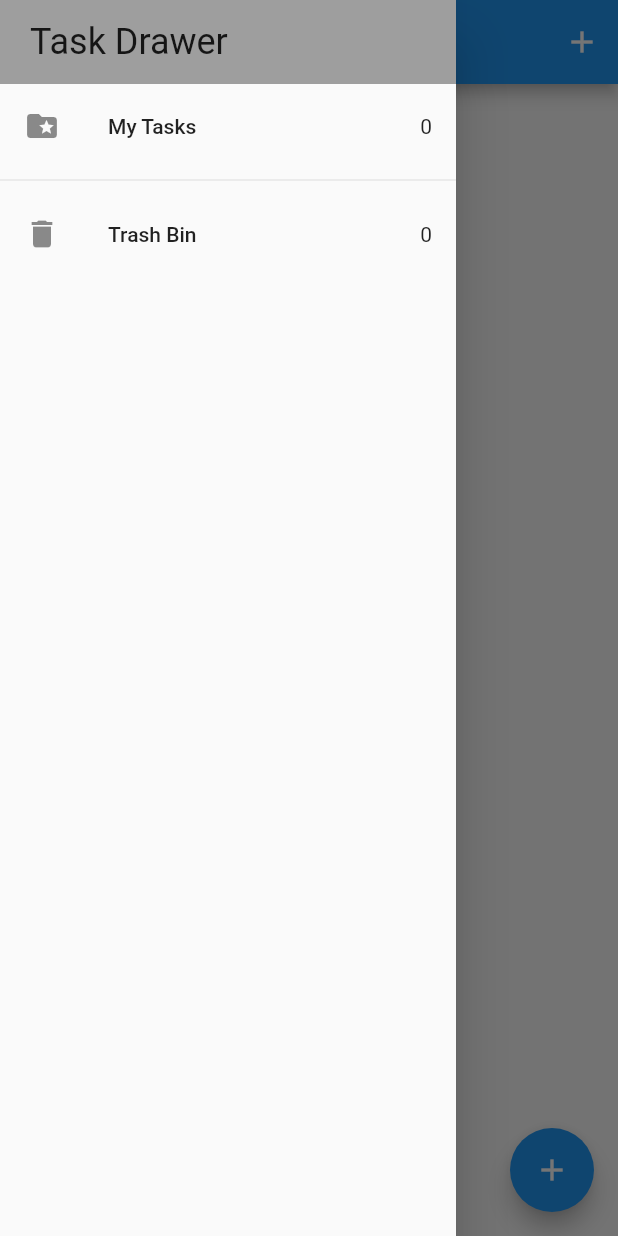
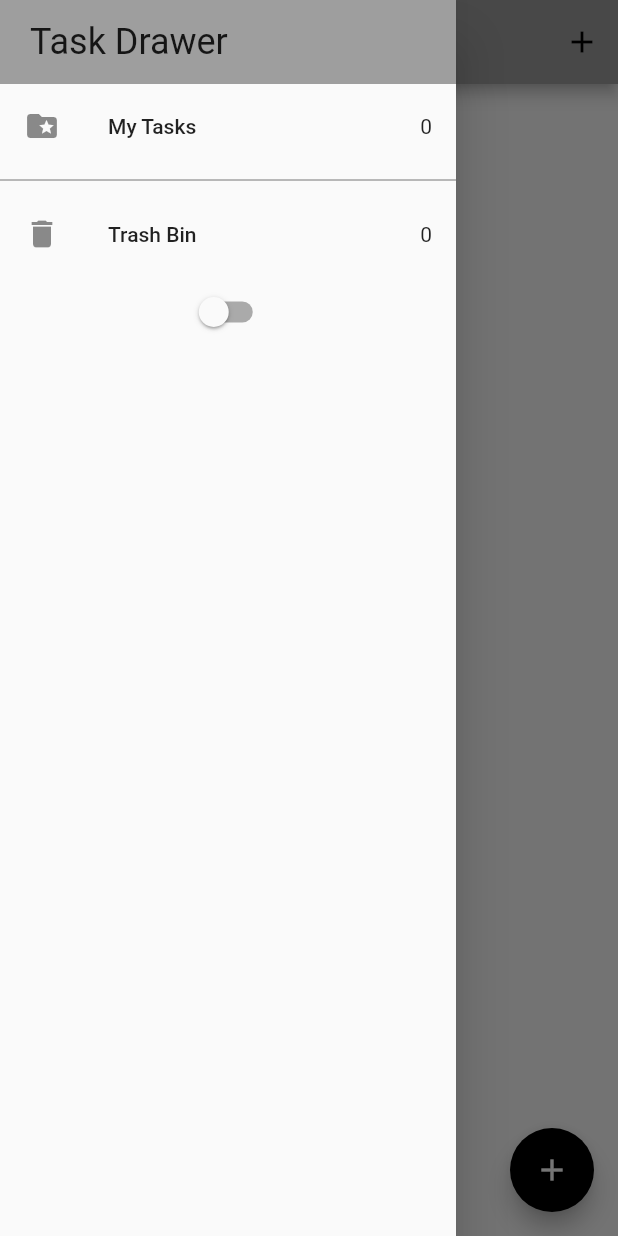
Before and after one commit to Caio1705/Flutter_tasks_app_bloc, a Flutter app: the screen it shows after launch, with the side drawer open, on a phone screen of 412 x 824 dp. Run offline on Flutter 3.47's test engine with Material 2 defaults, Android fonts, the light colour scheme and no system bars; our stand-ins replace equatable, flutter_bloc, hydrated_bloc.

Commit message:
theme and fixed tasks bugs

```diff
--- a/lib/blocs/bloc_exports.dart
+++ b/lib/blocs/bloc_exports.dart
@@ -1,3 +1,4 @@
 export './tasks/tasks_bloc.dart';
+export './switch/switch_bloc.dart';
 export 'package:flutter_bloc/flutter_bloc.dart';
 export 'package:hydrated_bloc/hydrated_bloc.dart';
--- /dev/null
+++ b/lib/blocs/switch/switch_bloc.dart
@@ -0,0 +1,30 @@
+import 'package:equatable/equatable.dart';
+import 'package:flutter_tasks_app_bloc/blocs/bloc_exports.dart';
+
+part 'switch_event.dart';
+part 'switch_state.dart';
+
+class SwitchBloc extends HydratedBloc<SwitchEvent, SwitchState> {
+  SwitchBloc() : super(const SwitchInitial(switchValue: false)) {
+    on<SwitchOnEvent>((event, emit) {
+      emit(
+        const SwitchState(switchValue: true),
+      );
+    });
+    on<SwitchOffEvent>((event, emit) {
+      emit(
+        const SwitchState(switchValue: false),
+      );
+    });
+  }
+
+  @override
+  SwitchState? fromJson(Map<String, dynamic> json) {
+    return SwitchState.fromMap(json);
+  }
+
+  @override
+  Map<String, dynamic>? toJson(SwitchState state) {
+    return state.toMap();
+  }
+}
--- /dev/null
+++ b/lib/blocs/switch/switch_event.dart
@@ -0,0 +1,12 @@
+part of 'switch_bloc.dart';
+
+abstract class SwitchEvent extends Equatable {
+  const SwitchEvent();
+
+  @override
+  List<Object> get props => [];
+}
+
+class SwitchOnEvent extends SwitchEvent {}
+
+class SwitchOffEvent extends SwitchEvent {}
--- /dev/null
+++ b/lib/blocs/switch/switch_state.dart
@@ -0,0 +1,25 @@
+part of 'switch_bloc.dart';
+
+class SwitchState extends Equatable {
+  final bool switchValue;
+  const SwitchState({required this.switchValue});
+
+  @override
+  List<Object> get props => [switchValue];
+
+  Map<String, dynamic> toMap() {
+    return {
+      'switchValue': switchValue,
+    };
+  }
+
+  factory SwitchState.fromMap(Map<String, dynamic> map) {
+    return SwitchState(
+      switchValue: map['switchValue'] ?? false,
+    );
+  }
+}
+
+class SwitchInitial extends SwitchState {
+  const SwitchInitial({required super.switchValue});
+}
--- a/lib/main.dart
+++ b/lib/main.dart
@@ -1,4 +1,5 @@
 import 'package:flutter/material.dart';
+import 'package:flutter_tasks_app_bloc/services/app_theme.dart';
 import 'package:path_provider/path_provider.dart';
 import 'blocs/bloc_exports.dart';
 import 'screens/tasks_screen.dart';
@@ -22,16 +23,23 @@
   // This widget is the root of your application.
   @override
   Widget build(BuildContext context) {
-    return BlocProvider(
-      create: (context) => TasksBloc(),
-      child: MaterialApp(
-        debugShowCheckedModeBanner: false,
-        title: 'Flutter Tasks App',
-        theme: ThemeData(
-          primarySwatch: Colors.blue,
-        ),
-        home: const TasksScreen(),
-        onGenerateRoute: appRouter.onGenerateRoute,
+    return MultiBlocProvider(
+      providers: [
+        BlocProvider(create: (context) => TasksBloc()),
+        BlocProvider(create: (context) => SwitchBloc()),
+      ],
+      child: BlocBuilder<SwitchBloc, SwitchState>(
+        builder: (context, state) {
+          return MaterialApp(
+            debugShowCheckedModeBanner: false,
+            title: 'Flutter Tasks App',
+            theme: state.switchValue
+                ? AppThemes.appThemeData[AppTheme.darkTheme]
+                : AppThemes.appThemeData[AppTheme.lightTheme],
+            home: const TasksScreen(),
+            onGenerateRoute: appRouter.onGenerateRoute,
+          );
+        },
       ),
     );
   }
--- a/lib/screens/app_drawer.dart
+++ b/lib/screens/app_drawer.dart
@@ -33,8 +33,8 @@
                     leading: const Icon(Icons.folder_special),
                     title: const Text('My Tasks'),
                     trailing: Text('${state.allTasks.length}'),
-                    onTap: () =>
-                        Navigator.of(context).pushNamed(TasksScreen.id),
+                    onTap: () => Navigator.of(context)
+                        .pushReplacementNamed(TasksScreen.id),
                   );
                 },
               ),
@@ -45,10 +45,23 @@
                     leading: const Icon(Icons.delete),
                     title: const Text('Trash Bin'),
                     trailing: Text('${state.removedTasks.length}'),
-                    onTap: () => Navigator.of(context).pushNamed(RecycleBin.id),
+                    onTap: () => Navigator.of(context)
+                        .pushReplacementNamed(RecycleBin.id),
                   );
                 },
               ),
+              BlocBuilder<SwitchBloc, SwitchState>(
+                builder: (context, state) {
+                  return Switch(
+                    value: state.switchValue,
+                    onChanged: (newValue) {
+                      newValue
+                          ? context.read<SwitchBloc>().add(SwitchOnEvent())
+                          : context.read<SwitchBloc>().add(SwitchOffEvent());
+                    },
+                  );
+                },
+              )
             ],
           ),
         ),
--- /dev/null
+++ b/lib/services/app_theme.dart
@@ -0,0 +1,54 @@
+import 'package:flutter/material.dart';
+
+enum AppTheme {
+  lightTheme,
+  darkTheme,
+}
+
+class AppThemes {
+  static final appThemeData = {
+    AppTheme.darkTheme: ThemeData(
+      primarySwatch: Colors.grey,
+      primaryColor: Colors.black,
+      brightness: Brightness.dark,
+      backgroundColor: const Color(0xFF212121),
+      dividerColor: Colors.black54,
+      floatingActionButtonTheme: const FloatingActionButtonThemeData(
+        backgroundColor: Colors.white,
+      ),
+      textButtonTheme: TextButtonThemeData(
+        style: ButtonStyle(
+          foregroundColor: MaterialStateProperty.all(Colors.white),
+        ),
+      ),
+      textTheme: const TextTheme(
+        subtitle1: TextStyle(color: Colors.white),
+      ),
+      bottomNavigationBarTheme: const BottomNavigationBarThemeData(
+          backgroundColor: Colors.grey, unselectedItemColor: Colors.white),
+    ),
+    AppTheme.lightTheme: ThemeData(
+      primarySwatch: Colors.grey,
+      primaryColor: Colors.white,
+      brightness: Brightness.light,
+      backgroundColor: const Color(0xFFE5E5E5),
+      dividerColor: const Color(0xff757575),
+      floatingActionButtonTheme: const FloatingActionButtonThemeData(
+        backgroundColor: Colors.black,
+        foregroundColor: Colors.white,
+      ),
+      textButtonTheme: TextButtonThemeData(
+        style: ButtonStyle(
+          foregroundColor: MaterialStateProperty.all(Colors.black),
+        ),
+      ),
+      textTheme: const TextTheme(
+        subtitle1: TextStyle(color: Colors.black),
+      ),
+      bottomNavigationBarTheme: const BottomNavigationBarThemeData(
+          backgroundColor: Colors.grey,
+          selectedItemColor: Colors.black,
+          unselectedItemColor: Colors.white),
+    ),
+  };
+}
```
Also changed, not shown: lib/blocs/tasks/tasks_bloc.dart (+13 -8 lines), lib/widgets/task_tile.dart (+8 -5 lines).
